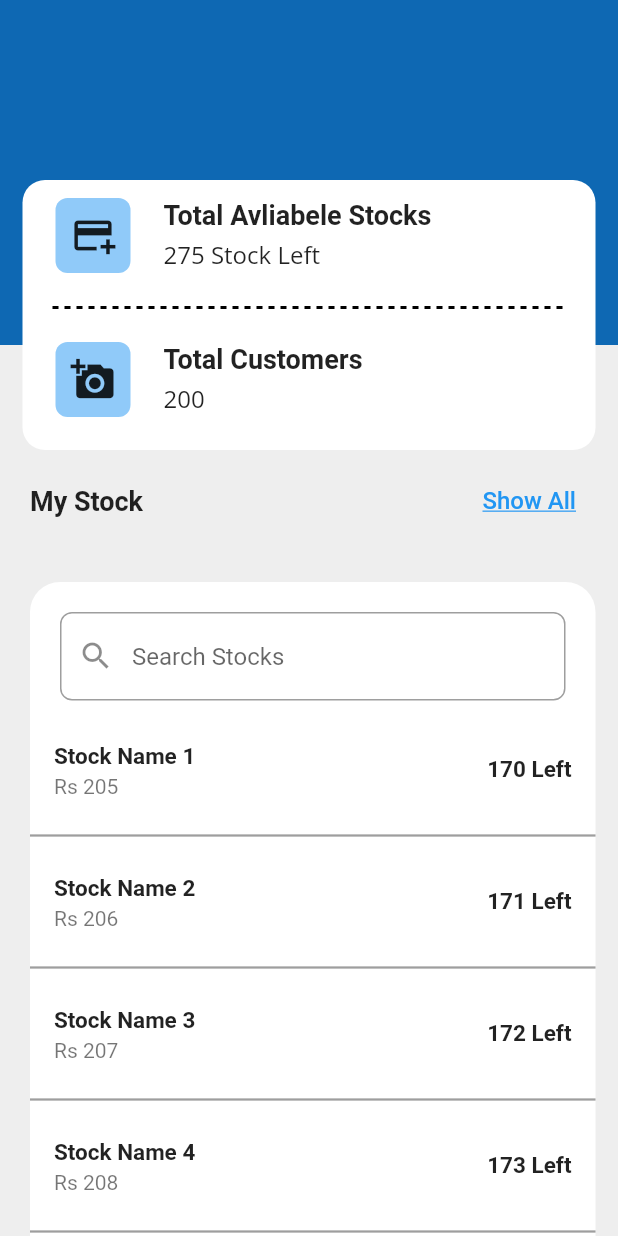
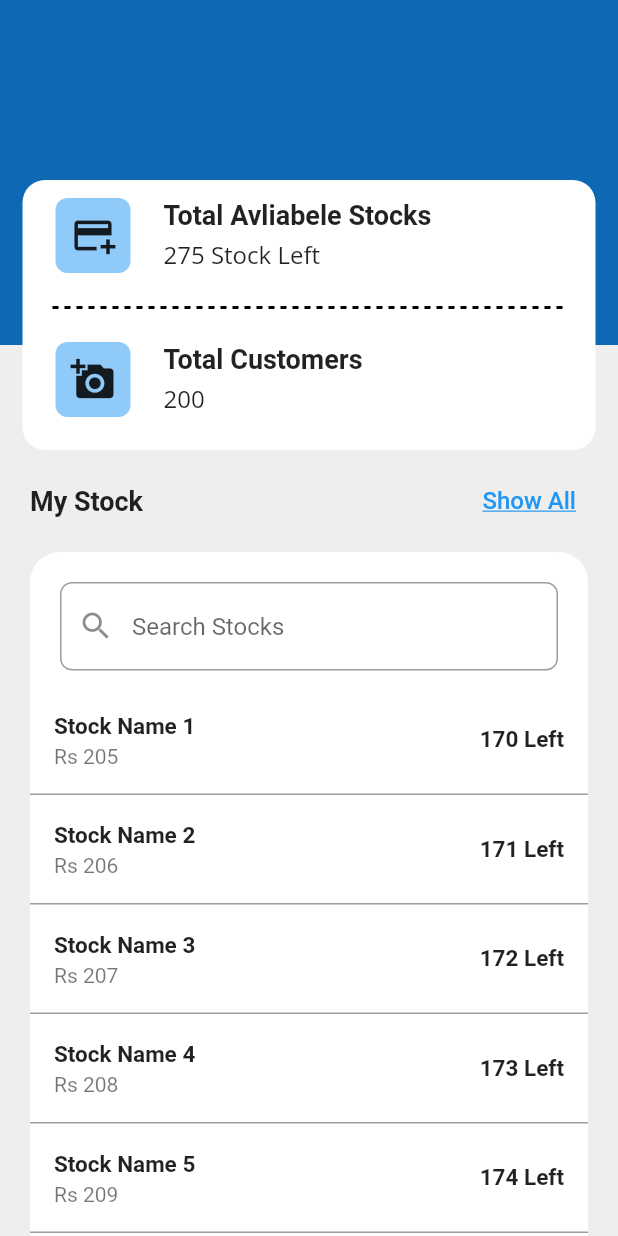
Before and after one commit to Professor150/stock_management, a Flutter app: the screen it shows after launch, on a phone screen of 412 x 824 dp. Run offline on Flutter 3.47's test engine with Material 2 defaults, Android fonts, the phone set to English and light mode, and no system bars; drawn by our look-alikes of dotted_line; our stand-ins replace flutter_spinkit, google_fonts, google_nav_bar; network calls fail.

Commit message:
stock listing ui fixes

```diff
--- a/lib/screens/my_stocks.dart
+++ b/lib/screens/my_stocks.dart
@@ -15,7 +15,7 @@ class MyStocks extends StatelessWidget {
         child: Column(
           crossAxisAlignment: CrossAxisAlignment.start,
           children: [
-            Container(
+            SizedBox(
               height: 300,
               child: Stack(
                 children: [
@@ -85,31 +85,15 @@ class MyStocks extends StatelessWidget {
               ),
             ),
             Container(
-              height: MediaQuery.of(context).size.height,
-              child: Stack(
-                children: [
-                  Positioned(
-                    right: 15,
-                    top: 20,
-                    bottom: 20,
-                    left: 20,
-                    child: Container(
+              margin: const EdgeInsets.only(left: 20, right: 20, bottom: 20),
               decoration: BoxDecoration(
                 borderRadius: BorderRadius.circular(20),
                 color: Colors.white,
               ),
-                      child: Expanded(
               child: Column(
                 children: [
-                            SizedBox(
-                              height: 10,
-                            ),
+                  const SizedBox(height: 10),
                   MyStockList(),
-                          ],
-                        ),
-                      ),
-                    ),
-                  ),
                 ],
               ),
             ),
--- a/lib/widgets/mystock_list.dart
+++ b/lib/widgets/mystock_list.dart
@@ -21,19 +21,19 @@ class MyStockList extends StatelessWidget {
             ),
           ),
         ),
-        Container(
-          height: MediaQuery.of(context).size.height * 0.6,
-          child: ListView.separated(
-            separatorBuilder: (context, index) {
-              return Divider(
-                thickness: 1.5,
-                color: Colors.black38,
-              );
-            },
-            itemCount: 10,
-            itemBuilder: (context, index) {
-              var stocks = 170;
-              return ListTile(
+        Column(
+          children: List.generate(10, (index) {
+            var stocks = 170;
+            return Container(
+              decoration: BoxDecoration(
+                border: Border(
+                  bottom: BorderSide(
+                    color: Colors.grey,
+                    width: 1,
+                  ),
+                ),
+              ),
+              child: ListTile(
                 title: Text(
                   'Stock Name ${index + 1}',
                   style: TextStyle(
@@ -49,9 +49,9 @@ class MyStockList extends StatelessWidget {
                     fontWeight: FontWeight.w600,
                   ),
                 ),
-              );
-            },
-          ),
+              ),
+            );
+          }),
         ),
       ],
     );
--- a/pubspec.yaml
+++ b/pubspec.yaml
@@ -19,7 +19,7 @@ publish_to: 'none' # Remove this line if you wish to publish to pub.dev
 version: 1.0.0+1
 
 environment:
-  sdk: '>=2.19.6 <3.0.0'
+  sdk: '>=2.19.1 <3.0.0'
 
 # Dependencies specify other packages that your package needs in order to work.
 # To automatically upgrade your package dependencies to the latest versions
```
Also changed, not shown: pubspec.lock, 3 other files. Lines whose indentation alone changed are shown as unchanged.
